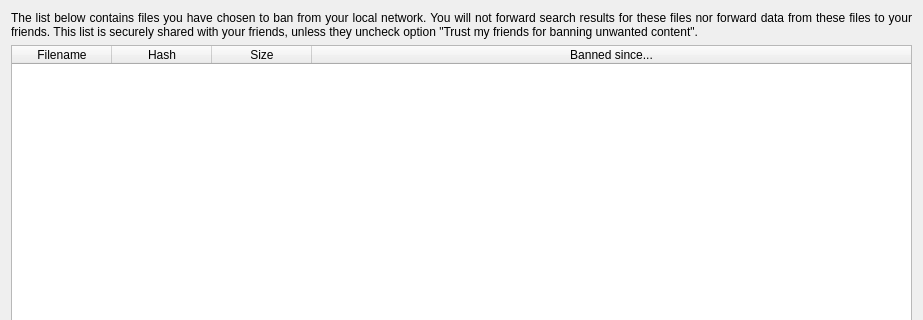
This is retroshare-gui/src/gui/FileTransfer/BannedFilesDialog.ui in RetroShare/RetroShare as Qt 5 draws it before an edit; both pictures show x 0 to 923 and y 0 to 320 of the 923 by 810 pixel window. The edited form follows.
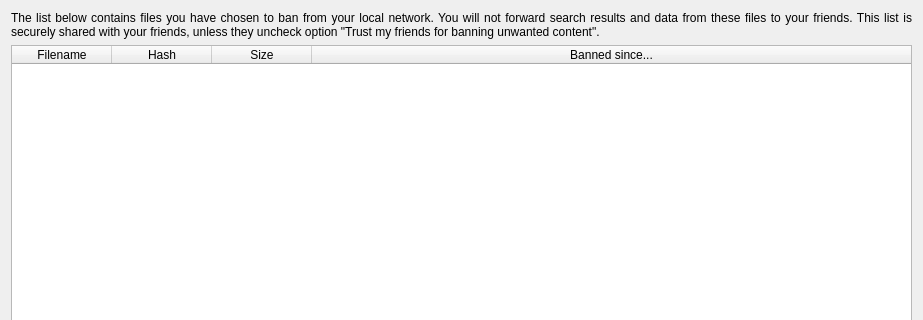
This is the edited form.

Commit message: added logic to compute ban list from friend nodes and own opinions

Diff of the .ui file:
```diff
--- a/retroshare-gui/src/gui/FileTransfer/BannedFilesDialog.ui
+++ b/retroshare-gui/src/gui/FileTransfer/BannedFilesDialog.ui
@@ -14,7 +14,7 @@
    <item>
     <widget class="QLabel" name="label">
      <property name="text">
-      <string>&lt;html&gt;&lt;head/&gt;&lt;body&gt;&lt;p&gt;The list below contains files you have chosen to ban from your local network. You will not forward search results for these files nor forward data from these files to your friends. This list is securely shared with your friends, unless they uncheck option &amp;quot;Trust my friends for banning unwanted content&amp;quot;.&lt;/p&gt;&lt;/body&gt;&lt;/html&gt;</string>
+      <string>&lt;html&gt;&lt;head/&gt;&lt;body&gt;&lt;p&gt;The list below contains files you have chosen to ban from your local network. You will not forward search results and data from these files to your friends. This list is securely shared with your friends, unless they uncheck option &amp;quot;Trust my friends for banning unwanted content&amp;quot;.&lt;/p&gt;&lt;/body&gt;&lt;/html&gt;</string>
      </property>
      <property name="alignment">
       <set>Qt::AlignJustify|Qt::AlignVCenter</set>
```
The commit also changes 2 other files.
